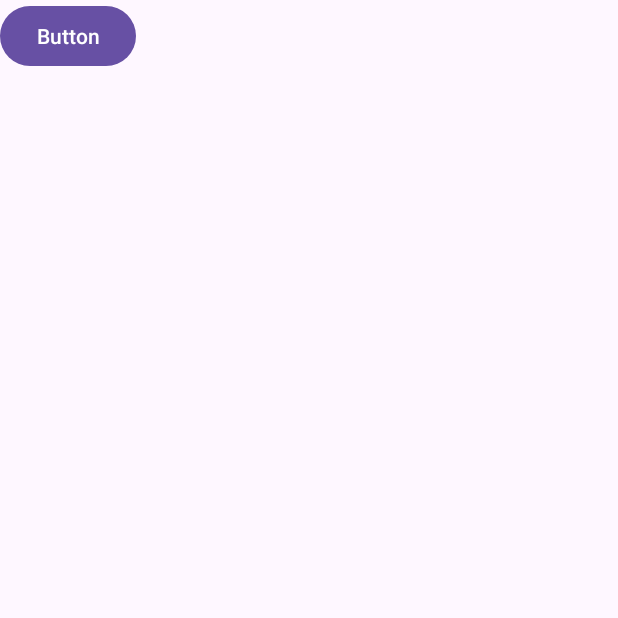
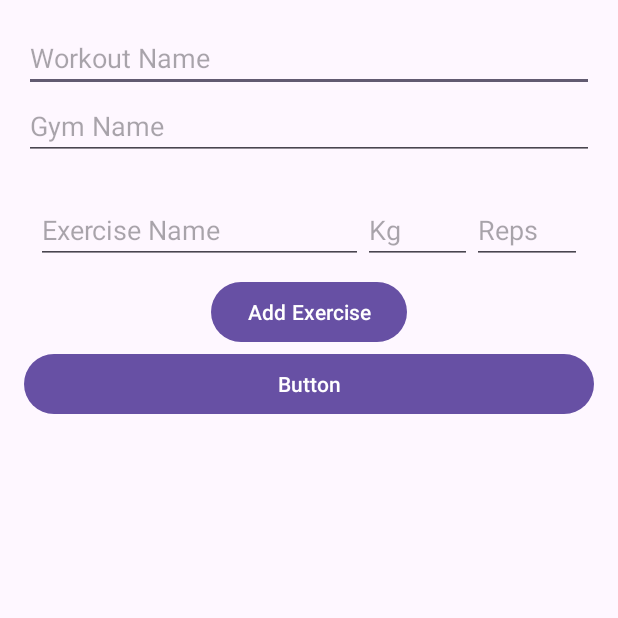
Before and after one commit to DankoKr/pace, an Android app: the CreateWorkoutActivity screen opened directly, with no data from a screen before it, after a tap on "Button", on a phone screen of 412 x 824 dp, the top half of it. Run offline under Robolectric (Android 15) with nearby library versions, the phone set to English and light mode, and no system bars; our stand-ins replace Firebase (no records; nobody signed in at launch, a user with empty details on screens opened directly); 1 other tap on this screen came first.

Commit message:
Created WorkoutService/Repository and moving towards SOLID

```diff
--- a/app/src/main/java/com/example/pace/CreateWorkoutActivity.kt
+++ b/app/src/main/java/com/example/pace/CreateWorkoutActivity.kt
@@ -1,28 +1,47 @@
 package com.example.pace
 
 import android.os.Bundle
-import android.util.Log
+import android.view.LayoutInflater
 import android.widget.Button
+import android.widget.LinearLayout
 import androidx.appcompat.app.AppCompatActivity
+import com.example.pace.business.IWorkoutService
+import com.example.pace.business.impl.WorkoutServiceImpl
+import com.example.pace.domain.Exercise
+import com.example.pace.domain.Workout
+import com.example.pace.persistence.impl.WorkoutRepositoryImpl
 import com.google.firebase.auth.FirebaseAuth
 import com.google.firebase.firestore.FirebaseFirestore
-import java.text.SimpleDateFormat
-import java.util.Date
-import java.util.Locale
 
 class CreateWorkoutActivity : AppCompatActivity() {
 
     private lateinit var auth: FirebaseAuth
     private lateinit var firestore: FirebaseFirestore
     private lateinit var btnCreateWorkout: Button
+    private lateinit var workoutService: IWorkoutService
 
     override fun onCreate(savedInstanceState: Bundle?) {
         super.onCreate(savedInstanceState)
         setContentView(R.layout.activity_create_workout)
 
+        val addButton: Button = findViewById(R.id.addExerciseButton)
+        val exercisesContainer: LinearLayout = findViewById(R.id.exercisesContainer)
+
         // Initialize Firebase Auth and Firestore instances
         auth = FirebaseAuth.getInstance()
         firestore = FirebaseFirestore.getInstance()
+
+        // Initialize your repository and service
+        val workoutRepository = WorkoutRepositoryImpl(firestore)
+        workoutService = WorkoutServiceImpl(workoutRepository)
+
+        addButton.setOnClickListener {
+            val inflater = LayoutInflater.from(this)
+            val exerciseView = inflater.inflate(R.layout.exercise_item, exercisesContainer,
+                false
+            )
+            exercisesContainer.addView(exerciseView)
+        }
 
         btnCreateWorkout = findViewById(R.id.btnCreateWorkout)
         btnCreateWorkout.setOnClickListener {
@@ -32,29 +51,15 @@ class CreateWorkoutActivity : AppCompatActivity() {
 
     private fun saveWorkoutToFirebase() {
         val userId = auth.currentUser?.uid ?: return  // Get current user ID from Firebase Auth
-
-        val currentDate = SimpleDateFormat("yyyy-MM-dd", Locale.getDefault()).format(Date())
-
-        val workout = hashMapOf(
-            "workoutName" to "Morning Workout Test",
-            "gymName" to "Example Gym",
-            "exercises" to listOf(
-                hashMapOf("name" to "Push-ups", "reps" to 15, "kg" to 0),
-                hashMapOf("name" to "Sit-ups", "reps" to 20, "kg" to 10)
-            )
+        val workoutName = "User Input Workout Name"
+        val gymName = "User Input Gym Name"
+        val exercises = listOf(
+            Exercise(name = "Squat", reps = 10, kg = 80.0),
+            Exercise(name = "Bench Press", reps = 8, kg = 60.0)
         )
 
-        // Reference to the user document in the 'users' collection
-        val userDocRef = firestore.collection("users").document(userId)
+        val workout = Workout(workoutName, gymName, exercises)
 
-        // Reference to the date-specific collection within the user document
-        // Then, create a new document within this collection for the workout
-        userDocRef.collection(currentDate).add(workout)
-            .addOnSuccessListener { documentReference ->
-                Log.d("TestFirebase", "Workout saved successfully with ID: ${documentReference.id}")
-            }
-            .addOnFailureListener { e ->
-                Log.w("TestFirebase", "Error saving workout", e)
-            }
+        workoutService.createWorkout(userId, workout)
     }
 }
--- /dev/null
+++ b/app/src/main/java/com/example/pace/business/IExerciseService.kt
@@ -0,0 +1,5 @@
+package com.example.pace.business
+
+interface IExerciseService {
+    fun createExercise(name: String, reps: Int, kg: Double)
+}
--- /dev/null
+++ b/app/src/main/java/com/example/pace/business/IWorkoutService.kt
@@ -0,0 +1,7 @@
+package com.example.pace.business
+
+import com.example.pace.domain.Workout
+
+interface IWorkoutService {
+    fun createWorkout(userId: String, workout: Workout)
+}
--- /dev/null
+++ b/app/src/main/java/com/example/pace/business/impl/ExerciseServiceImpl.kt
@@ -0,0 +1,4 @@
+package com.example.pace.business.impl
+
+class ExerciseServiceImpl {
+}
--- /dev/null
+++ b/app/src/main/java/com/example/pace/business/impl/WorkoutServiceImpl.kt
@@ -0,0 +1,23 @@
+package com.example.pace.business.impl
+
+import com.example.pace.business.IWorkoutService
+import com.example.pace.domain.Workout
+import com.example.pace.persistence.IWorkoutRepository
+
+class WorkoutServiceImpl(private val repository: IWorkoutRepository) : IWorkoutService {
+    override fun createWorkout(userId: String, workout: Workout) {
+        val workoutMap = hashMapOf<String, Any>(
+            "workoutName" to (workout.workoutName ?: ""),
+            "gymName" to (workout.gymName ?: ""),
+            "exercises" to (workout.exercises?.map { exercise ->
+                hashMapOf<String, Any>(
+                    "name" to (exercise.name ?: ""),
+                    "reps" to (exercise.reps ?: 0),
+                    "kg" to (exercise.kg ?: 0)
+                )
+            } ?: emptyList())
+        )
+
+        repository.createWorkout(userId, workoutMap)
+    }
+}
--- a/app/src/main/java/com/example/pace/classes/Exercise.kt
+++ b/app/src/main/java/com/example/pace/domain/Exercise.kt
@@ -1,4 +1,4 @@
-package com.example.pace.classes
+package com.example.pace.domain
 
 data class Exercise (
     val name: String? = null,
--- a/app/src/main/java/com/example/pace/classes/Workout.kt
+++ b/app/src/main/java/com/example/pace/domain/Workout.kt
@@ -1,4 +1,4 @@
-package com.example.pace.classes
+package com.example.pace.domain
 
 data class Workout (
     val workoutName: String? = null,
--- /dev/null
+++ b/app/src/main/java/com/example/pace/persistence/IExerciseRepository.kt
@@ -0,0 +1,7 @@
+package com.example.pace.persistence
+
+import com.example.pace.domain.Exercise
+
+interface IExerciseRepository {
+    fun createExercise(ex: Exercise)
+}
--- /dev/null
+++ b/app/src/main/java/com/example/pace/persistence/IWorkoutRepository.kt
@@ -0,0 +1,5 @@
+package com.example.pace.persistence
+
+interface IWorkoutRepository {
+    fun createWorkout(userId: String, workout: HashMap<String, Any>)
+}
--- /dev/null
+++ b/app/src/main/java/com/example/pace/persistence/impl/ExerciseRepositoryImpl.kt
@@ -0,0 +1,4 @@
+package com.example.pace.persistence.impl
+
+class ExerciseRepositoryImpl {
+}
--- /dev/null
+++ b/app/src/main/java/com/example/pace/persistence/impl/WorkoutRepositoryImpl.kt
@@ -0,0 +1,20 @@
+package com.example.pace.persistence.impl
+
+import com.example.pace.persistence.IWorkoutRepository
+import com.google.firebase.firestore.FirebaseFirestore
+import java.text.SimpleDateFormat
+import java.util.Date
+import java.util.Locale
+
+class WorkoutRepositoryImpl(private val firestore: FirebaseFirestore) : IWorkoutRepository {
+    override fun createWorkout(userId: String, workout: HashMap<String, Any>) {
+        // Reference to the user document in the 'users' collection
+        val userDocRef = firestore.collection("users").document(userId)
+
+        // Reference to the date-specific collection within the user document
+        // Then, create a new document within this collection for the workout
+        val currentDate = SimpleDateFormat("yyyy-MM-dd", Locale.getDefault()).format(Date())
+        userDocRef.collection(currentDate).add(workout)
+    }
+
+}
--- a/app/src/main/res/layout/activity_create_workout.xml
+++ b/app/src/main/res/layout/activity_create_workout.xml
@@ -1,17 +1,52 @@
 <?xml version="1.0" encoding="utf-8"?>
-<androidx.constraintlayout.widget.ConstraintLayout xmlns:android="http://schemas.android.com/apk/res/android"
-    xmlns:app="http://schemas.android.com/apk/res-auto"
-    xmlns:tools="http://schemas.android.com/tools"
-    android:id="@+id/main"
+<ScrollView xmlns:android="http://schemas.android.com/apk/res/android"
     android:layout_width="match_parent"
     android:layout_height="match_parent"
-    tools:context=".CreateWorkoutActivity">
+    android:fillViewport="true">
 
-    <Button
-        android:id="@+id/btnCreateWorkout"
-        android:layout_width="wrap_content"
+    <LinearLayout
+        android:layout_width="match_parent"
         android:layout_height="wrap_content"
-        android:text="Button"
-        tools:layout_editor_absoluteX="153dp"
-        tools:layout_editor_absoluteY="384dp" />
-</androidx.constraintlayout.widget.ConstraintLayout>
+        android:orientation="vertical"
+        android:padding="16dp">
+
+        <EditText
+            android:id="@+id/workoutName"
+            android:layout_width="match_parent"
+            android:layout_height="wrap_content"
+            android:hint="@string/workout_name"
+            android:inputType="text"
+            android:importantForAutofill="no" />
+
+        <EditText
+            android:id="@+id/gymName"
+            android:layout_width="match_parent"
+            android:layout_height="wrap_content"
+            android:hint="@string/gym_name"
+            android:inputType="text"
+            android:importantForAutofill="no" />
+
+        <!-- Container for Dynamic Exercise Fields -->
+        <LinearLayout
+            android:id="@+id/exercisesContainer"
+            android:layout_width="match_parent"
+            android:layout_height="wrap_content"
+            android:orientation="vertical"
+            android:paddingTop="16dp">
+            <!-- Dynamic exercises will be added here -->
+        </LinearLayout>
+
+        <Button
+            android:id="@+id/addExerciseButton"
+            android:layout_width="wrap_content"
+            android:layout_height="wrap_content"
+            android:text="@string/add_exercise"
+            android:layout_gravity="center"/>
+
+        <Button
+            android:id="@+id/btnCreateWorkout"
+            android:layout_width="match_parent"
+            android:layout_height="wrap_content"
+            android:text="Button" />
+    </LinearLayout>
+</ScrollView>
--- /dev/null
+++ b/app/src/main/res/layout/exercise_item.xml
@@ -0,0 +1,31 @@
+<?xml version="1.0" encoding="utf-8"?>
+<LinearLayout xmlns:android="http://schemas.android.com/apk/res/android"
+    android:layout_width="match_parent"
+    android:layout_height="wrap_content"
+    android:orientation="horizontal"
+    android:padding="8dp">
+
+    <EditText
+        android:id="@+id/exerciseName"
+        android:layout_width="0dp"
+        android:layout_height="wrap_content"
+        android:layout_weight="3"
+        android:hint="@string/exercise_name"
+        android:inputType="text"/>
+
+    <EditText
+        android:id="@+id/kgField"
+        android:layout_width="0dp"
+        android:layout_height="wrap_content"
+        android:layout_weight="1"
+        android:hint="@string/kg"
+        android:inputType="numberDecimal"/>
+
+    <EditText
+        android:id="@+id/repsField"
+        android:layout_width="0dp"
+        android:layout_height="wrap_content"
+        android:layout_weight="1"
+        android:hint="@string/reps"
+        android:inputType="number"/>
+</LinearLayout>
--- a/app/src/main/res/values/strings.xml
+++ b/app/src/main/res/values/strings.xml
@@ -8,4 +8,10 @@
     <string name="logout_button">logout</string>
     <string name="add_workout">Add Workout</string>
     <string name="select_date">Select Date</string>
+    <string name="workout_name">Workout Name</string>
+    <string name="gym_name">Gym Name</string>
+    <string name="add_exercise">Add Exercise</string>
+    <string name="exercise_name">Exercise Name</string>
+    <string name="kg">Kg</string>
+    <string name="reps">Reps</string>
 </resources>
```
